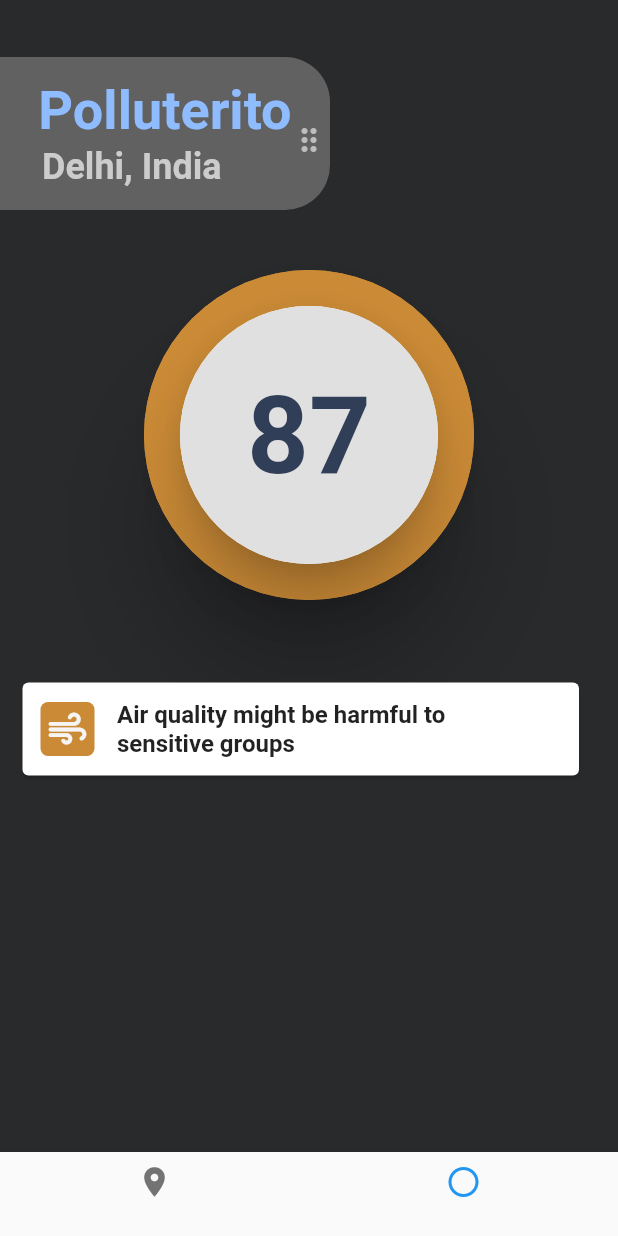
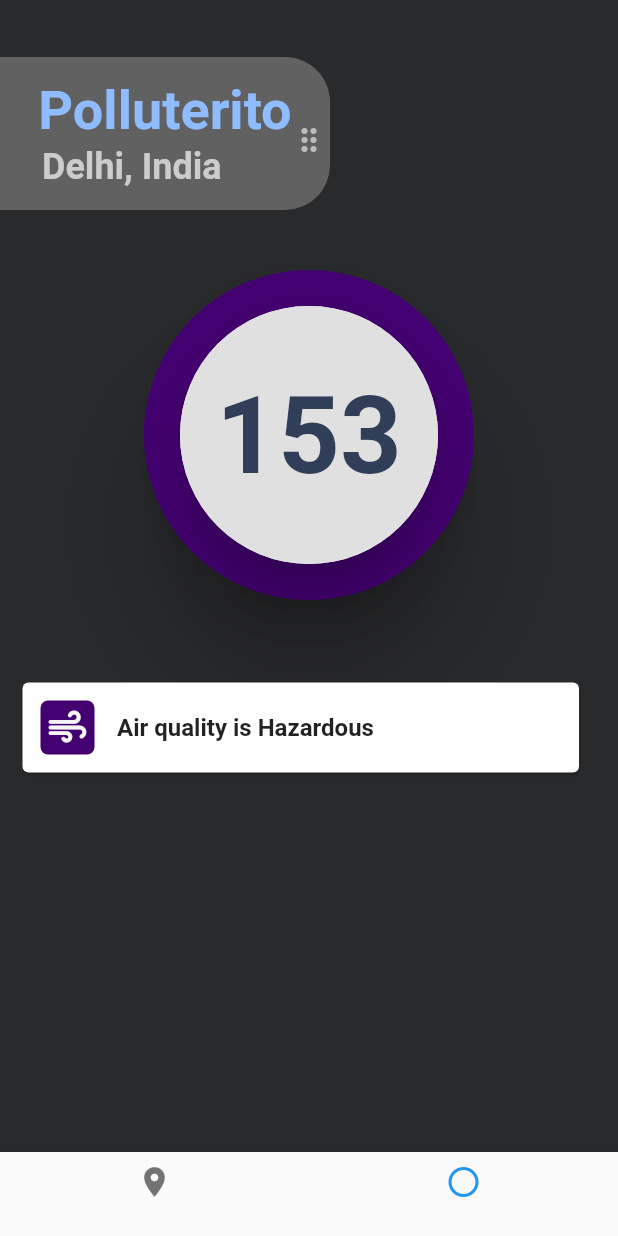
Before and after one commit to illuminataian/Createch_DPSN, a Flutter app: the screen it shows after launch, on a phone screen of 412 x 824 dp. Run offline on Flutter 3.47's test engine with Material 2 defaults, Android fonts, the phone set to English and light mode, and no system bars; our stand-ins replace flutter_neumorphic.

Commit message:
error fixed

```diff
--- a/createch_dpsn/lib/screens/home.dart
+++ b/createch_dpsn/lib/screens/home.dart
@@ -9,7 +9,7 @@ class HomePage extends StatefulWidget {
 }
 
 class _HomePageState extends State<HomePage> {
-  int strength = 87;
+  int strength = 153;
   @override
   Widget build(BuildContext context) {
     Color GetColor() {
@@ -127,7 +127,6 @@ class _HomePageState extends State<HomePage> {
                 ),
                 Padding(
                   padding: const EdgeInsets.all(10.0),
-                  child: Flexible(
                   child: Column(
                       crossAxisAlignment: CrossAxisAlignment.start,
                       children: [
@@ -152,8 +151,7 @@ class _HomePageState extends State<HomePage> {
                                   elevation: 15,
                                   child: Container(
                                     decoration: BoxDecoration(
-                                        borderRadius:
-                                            BorderRadius.circular(180),
+                                      borderRadius: BorderRadius.circular(180),
                                       color: Color(0xFFE0E0E0),
                                     ),
                                     child: Center(
@@ -175,8 +173,7 @@ class _HomePageState extends State<HomePage> {
                           height: 50,
                         ),
                         Card(
-                            margin:
-                                const EdgeInsets.fromLTRB(5.0, 5.0, 16.0, 0),
+                          margin: const EdgeInsets.fromLTRB(5.0, 5.0, 16.0, 0),
                           child: Padding(
                             padding: const EdgeInsets.all(12.0),
                             child: Row(
@@ -207,7 +204,6 @@ class _HomePageState extends State<HomePage> {
                         ),
                       ]),
                 ),
-                ),
               ],
             ),
           ),
```
Lines whose indentation alone changed are shown as unchanged.
